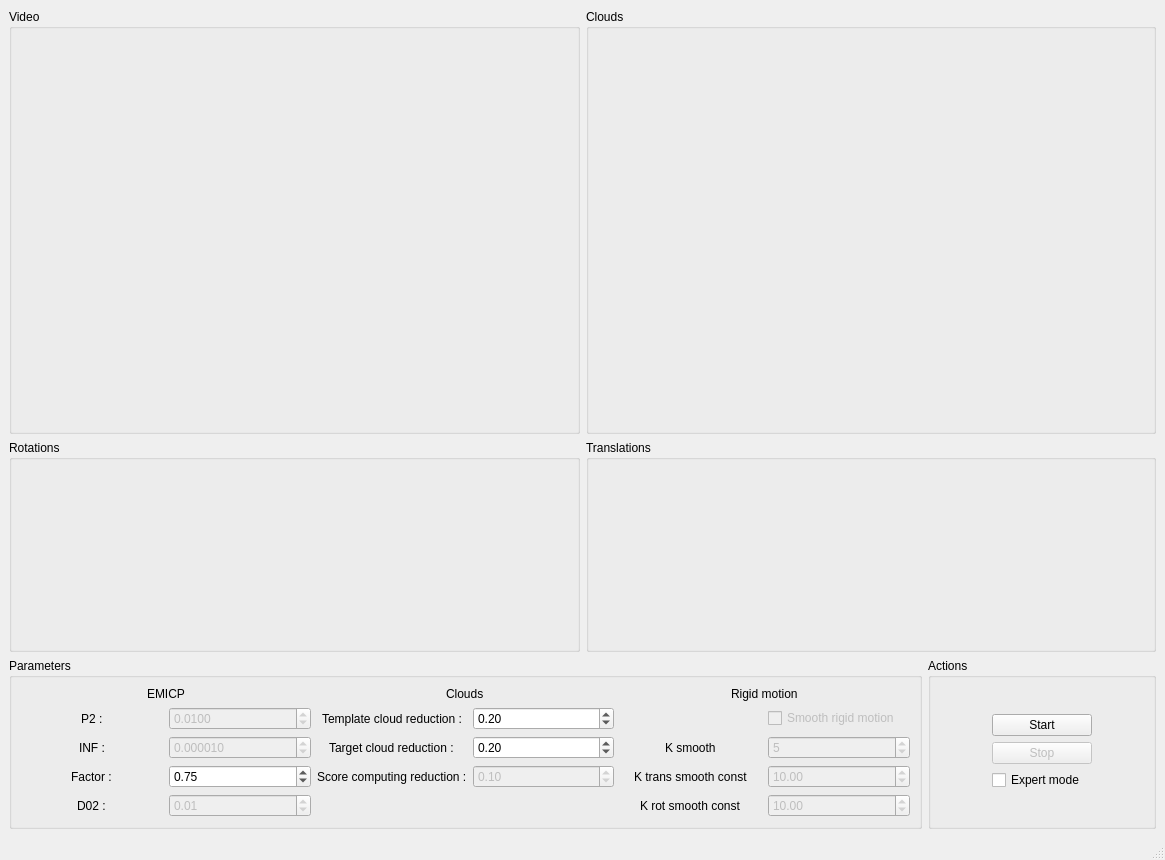
Qt form swooz-tracking/trunk/form/SWUI_WEmicpHeadTracking.ui (GuillaumeGibert/swooz) before a commit.
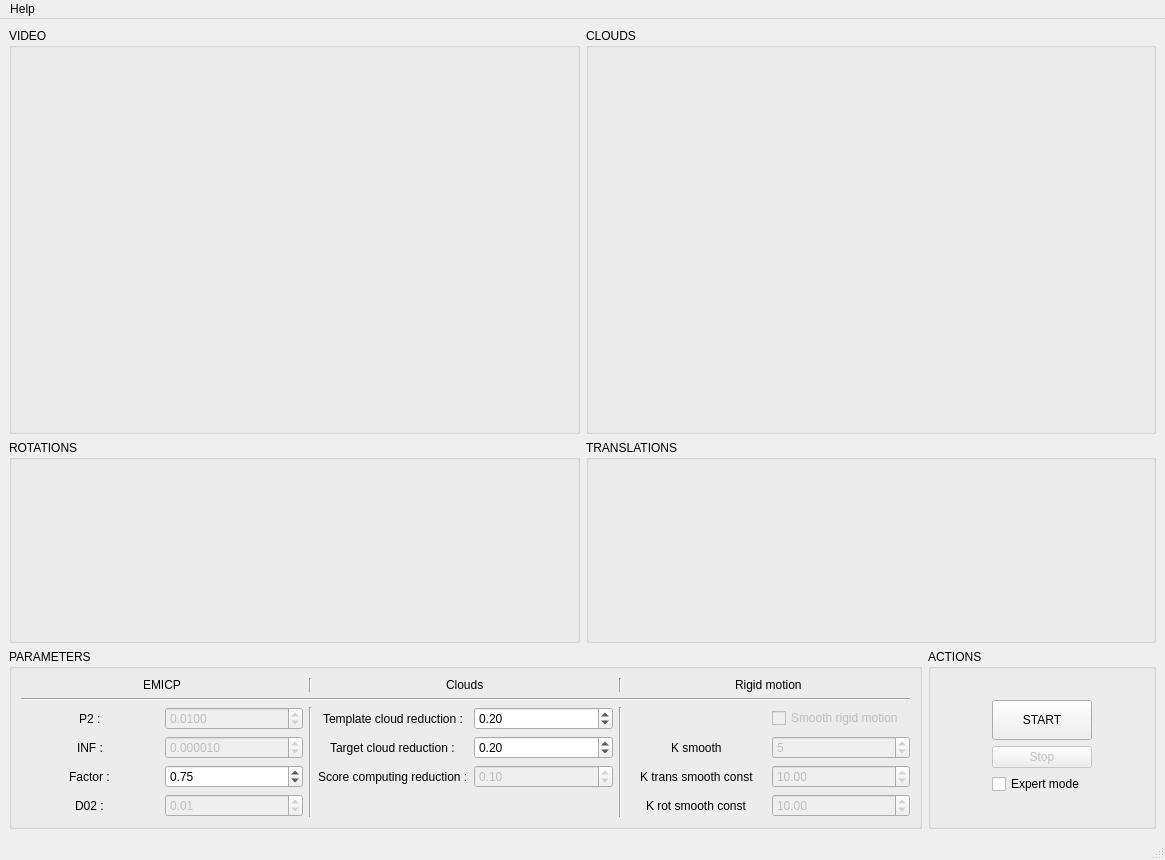
The same form after that commit.

```diff
--- a/swooz-tracking/trunk/form/SWUI_WEmicpHeadTracking.ui
+++ b/swooz-tracking/trunk/form/SWUI_WEmicpHeadTracking.ui
@@ -22,7 +22,7 @@
         <item row="0" column="1">
          <widget class="QGroupBox" name="gbClouds">
           <property name="title">
-           <string>Clouds</string>
+           <string>CLOUDS</string>
           </property>
           <layout class="QHBoxLayout" name="horizontalLayout_7">
            <item>
@@ -34,7 +34,7 @@
         <item row="0" column="0">
          <widget class="QGroupBox" name="gbVideo">
           <property name="title">
-           <string>Video</string>
+           <string>VIDEO</string>
           </property>
           <layout class="QHBoxLayout" name="horizontalLayout_3">
            <item>
@@ -46,7 +46,7 @@
         <item row="1" column="0">
          <widget class="QGroupBox" name="gbRotations">
           <property name="title">
-           <string>Rotations</string>
+           <string>ROTATIONS</string>
           </property>
           <layout class="QHBoxLayout" name="horizontalLayout_8">
            <item>
@@ -58,7 +58,7 @@
         <item row="1" column="1">
          <widget class="QGroupBox" name="gbTranslations">
           <property name="title">
-           <string>Translations</string>
+           <string>TRANSLATIONS</string>
           </property>
           <layout class="QHBoxLayout" name="horizontalLayout_9">
            <item>
@@ -74,12 +74,26 @@
         <item>
          <widget class="QGroupBox" name="gbParameters">
           <property name="title">
-           <string>Parameters</string>
+           <string>PARAMETERS</string>
           </property>
           <layout class="QGridLayout" name="gridLayout_3">
            <item row="0" column="0">
             <layout class="QGridLayout" name="glParameters">
-             <item row="1" column="5">
+             <item row="2" column="5" rowspan="4">
+              <widget class="Line" name="line_2">
+               <property name="orientation">
+                <enum>Qt::Vertical</enum>
+               </property>
+              </widget>
+             </item>
+             <item row="0" column="0" colspan="2" alignment="Qt::AlignHCenter">
+              <widget class="QLabel" name="laEMICPParams">
+               <property name="text">
+                <string>EMICP</string>
+               </property>
+              </widget>
+             </item>
+             <item row="2" column="7">
               <widget class="QCheckBox" name="cbSmoothRigidMotion">
                <property name="enabled">
                 <bool>false</bool>
@@ -92,21 +106,14 @@
                </property>
               </widget>
              </item>
-             <item row="1" column="2" alignment="Qt::AlignHCenter">
-              <widget class="QLabel" name="laTemplateCloudReduction">
-               <property name="text">
-                <string>Template cloud reduction :</string>
-               </property>
-              </widget>
-             </item>
-             <item row="2" column="2" alignment="Qt::AlignHCenter">
+             <item row="3" column="3" alignment="Qt::AlignHCenter">
               <widget class="QLabel" name="laTargetCloudReduction">
                <property name="text">
                 <string>Target cloud reduction :</string>
                </property>
               </widget>
              </item>
-             <item row="3" column="3">
+             <item row="4" column="4">
               <widget class="QDoubleSpinBox" name="dsbScoreComputingReduction">
                <property name="enabled">
                 <bool>false</bool>
@@ -122,23 +129,86 @@
                </property>
               </widget>
              </item>
-             <item row="2" column="3">
-              <widget class="QDoubleSpinBox" name="dsbTargetCloudReduction">
+             <item row="2" column="3" alignment="Qt::AlignHCenter">
+              <widget class="QLabel" name="laTemplateCloudReduction">
+               <property name="text">
+                <string>Template cloud reduction :</string>
+               </property>
+              </widget>
+             </item>
+             <item row="2" column="2" rowspan="4">
+              <widget class="Line" name="line">
+               <property name="orientation">
+                <enum>Qt::Vertical</enum>
+               </property>
+              </widget>
+             </item>
+             <item row="5" column="6" alignment="Qt::AlignHCenter">
+              <widget class="QLabel" name="laKRotSmooth">
+               <property name="text">
+                <string>K rot smooth const</string>
+               </property>
+              </widget>
+             </item>
+             <item row="5" column="7">
+              <widget class="QDoubleSpinBox" name="dsbKRotSmoothConst">
+               <property name="enabled">
+                <bool>false</bool>
+               </property>
                <property name="minimum">
-                <double>0.010000000000000</double>
-               </property>
-               <property name="maximum">
                 <double>1.000000000000000</double>
                </property>
+               <property name="maximum">
+                <double>5000.000000000000000</double>
+               </property>
                <property name="singleStep">
+                <double>10.000000000000000</double>
+               </property>
+               <property name="value">
+                <double>10.000000000000000</double>
+               </property>
+              </widget>
+             </item>
+             <item row="3" column="7">
+              <widget class="QSpinBox" name="sbKSmooth">
+               <property name="enabled">
+                <bool>false</bool>
+               </property>
+               <property name="maximum">
+                <number>50</number>
+               </property>
+               <property name="value">
+                <number>5</number>
+               </property>
+              </widget>
+             </item>
+             <item row="3" column="0" alignment="Qt::AlignHCenter">
+              <widget class="QLabel" name="laInf">
+               <property name="text">
+                <string>INF :</string>
+               </property>
+              </widget>
+             </item>
+             <item row="4" column="1">
+              <widget class="QDoubleSpinBox" name="dsbFactor">
+               <property name="enabled">
+                <bool>true</bool>
+               </property>
+               <property name="minimum">
                 <double>0.010000000000000</double>
                </property>
+               <property name="maximum">
+                <double>0.990000000000000</double>
+               </property>
+               <property name="singleStep">
+                <double>0.010000000000000</double>
+               </property>
                <property name="value">
-                <double>0.200000000000000</double>
+                <double>0.750000000000000</double>
                </property>
               </widget>
              </item>
-             <item row="1" column="1">
+             <item row="2" column="1">
               <widget class="QDoubleSpinBox" name="dsbP2">
                <property name="enabled">
                 <bool>false</bool>
@@ -160,40 +230,86 @@
                </property>
               </widget>
              </item>
-             <item row="1" column="0" alignment="Qt::AlignHCenter">
+             <item row="3" column="6" alignment="Qt::AlignHCenter">
+              <widget class="QLabel" name="laKSmooth">
+               <property name="text">
+                <string>K smooth</string>
+               </property>
+              </widget>
+             </item>
+             <item row="2" column="4">
+              <widget class="QDoubleSpinBox" name="dsbTemplateCloudReduction">
+               <property name="minimum">
+                <double>0.010000000000000</double>
+               </property>
+               <property name="maximum">
+                <double>1.000000000000000</double>
+               </property>
+               <property name="singleStep">
+                <double>0.010000000000000</double>
+               </property>
+               <property name="value">
+                <double>0.200000000000000</double>
+               </property>
+              </widget>
+             </item>
+             <item row="3" column="4">
+              <widget class="QDoubleSpinBox" name="dsbTargetCloudReduction">
+               <property name="minimum">
+                <double>0.010000000000000</double>
+               </property>
+               <property name="maximum">
+                <double>1.000000000000000</double>
+               </property>
+               <property name="singleStep">
+                <double>0.010000000000000</double>
+               </property>
+               <property name="value">
+                <double>0.200000000000000</double>
+               </property>
+              </widget>
+             </item>
+             <item row="4" column="3" alignment="Qt::AlignHCenter">
+              <widget class="QLabel" name="laScoreComputingReduction">
+               <property name="text">
+                <string>Score computing reduction :</string>
+               </property>
+              </widget>
+             </item>
+             <item row="4" column="6" alignment="Qt::AlignHCenter">
+              <widget class="QLabel" name="laKTransConst">
+               <property name="text">
+                <string>K trans smooth const</string>
+               </property>
+              </widget>
+             </item>
+             <item row="4" column="7">
+              <widget class="QDoubleSpinBox" name="dsbKTransSmoothConst">
+               <property name="enabled">
+                <bool>false</bool>
+               </property>
+               <property name="minimum">
+                <double>1.000000000000000</double>
+               </property>
+               <property name="maximum">
+                <double>5000.000000000000000</double>
+               </property>
+               <property name="singleStep">
+                <double>10.000000000000000</double>
+               </property>
+               <property name="value">
+                <double>10.000000000000000</double>
+               </property>
+              </widget>
+             </item>
+             <item row="2" column="0" alignment="Qt::AlignHCenter">
               <widget class="QLabel" name="laP2">
                <property name="text">
                 <string>P2 :</string>
                </property>
               </widget>
              </item>
-             <item row="0" column="0" colspan="2" alignment="Qt::AlignHCenter">
-              <widget class="QLabel" name="laEMICPParams">
-               <property name="text">
-                <string>EMICP</string>
-               </property>
-              </widget>
-             </item>
              <item row="3" column="1">
-              <widget class="QDoubleSpinBox" name="dsbFactor">
-               <property name="enabled">
-                <bool>true</bool>
-               </property>
-               <property name="minimum">
-                <double>0.010000000000000</double>
-               </property>
-               <property name="maximum">
-                <double>0.990000000000000</double>
-               </property>
-               <property name="singleStep">
-                <double>0.010000000000000</double>
-               </property>
-               <property name="value">
-                <double>0.750000000000000</double>
-               </property>
-              </widget>
-             </item>
-             <item row="2" column="1">
               <widget class="QDoubleSpinBox" name="dsbINF">
                <property name="enabled">
                 <bool>false</bool>
@@ -215,28 +331,21 @@
                </property>
               </widget>
              </item>
-             <item row="3" column="0" alignment="Qt::AlignHCenter">
-              <widget class="QLabel" name="laFactor">
+             <item row="0" column="3" colspan="2" alignment="Qt::AlignHCenter">
+              <widget class="QLabel" name="laCloudsParams">
                <property name="text">
-                <string>Factor :</string>
+                <string>Clouds</string>
                </property>
               </widget>
              </item>
-             <item row="2" column="0" alignment="Qt::AlignHCenter">
-              <widget class="QLabel" name="laInf">
-               <property name="text">
-                <string>INF :</string>
-               </property>
-              </widget>
-             </item>
-             <item row="4" column="0" alignment="Qt::AlignHCenter">
+             <item row="5" column="0" alignment="Qt::AlignHCenter">
               <widget class="QLabel" name="laD02">
                <property name="text">
                 <string>D02 :</string>
                </property>
               </widget>
              </item>
-             <item row="4" column="1">
+             <item row="5" column="1">
               <widget class="QDoubleSpinBox" name="dsbD02">
                <property name="enabled">
                 <bool>false</bool>
@@ -252,112 +361,38 @@
                </property>
               </widget>
              </item>
-             <item row="1" column="3">
-              <widget class="QDoubleSpinBox" name="dsbTemplateCloudReduction">
-               <property name="minimum">
-                <double>0.010000000000000</double>
-               </property>
-               <property name="maximum">
-                <double>1.000000000000000</double>
-               </property>
-               <property name="singleStep">
-                <double>0.010000000000000</double>
-               </property>
-               <property name="value">
-                <double>0.200000000000000</double>
-               </property>
-              </widget>
-             </item>
-             <item row="3" column="2" alignment="Qt::AlignHCenter">
-              <widget class="QLabel" name="laScoreComputingReduction">
+             <item row="4" column="0" alignment="Qt::AlignHCenter">
+              <widget class="QLabel" name="laFactor">
                <property name="text">
-                <string>Score computing reduction :</string>
+                <string>Factor :</string>
                </property>
               </widget>
              </item>
-             <item row="0" column="2" colspan="2" alignment="Qt::AlignHCenter">
-              <widget class="QLabel" name="laCloudsParams">
-               <property name="text">
-                <string>Clouds</string>
-               </property>
-              </widget>
-             </item>
-             <item row="2" column="4" alignment="Qt::AlignHCenter">
-              <widget class="QLabel" name="laKSmooth">
-               <property name="text">
-                <string>K smooth</string>
-               </property>
-              </widget>
-             </item>
-             <item row="0" column="4" colspan="2" alignment="Qt::AlignHCenter|Qt::AlignVCenter">
+             <item row="0" column="6" colspan="2" alignment="Qt::AlignHCenter|Qt::AlignVCenter">
               <widget class="QLabel" name="laRigidMotion">
                <property name="text">
                 <string>Rigid motion</string>
                </property>
               </widget>
              </item>
-             <item row="2" column="5">
-              <widget class="QSpinBox" name="sbKSmooth">
-               <property name="enabled">
-                <bool>false</bool>
+             <item row="1" column="0" colspan="8">
+              <widget class="Line" name="line_3">
+               <property name="orientation">
+                <enum>Qt::Horizontal</enum>
                </property>
-               <property name="maximum">
-                <number>50</number>
-               </property>
-               <property name="value">
-                <number>5</number>
-               </property>
               </widget>
              </item>
-             <item row="3" column="5">
-              <widget class="QDoubleSpinBox" name="dsbKTransSmoothConst">
-               <property name="enabled">
-                <bool>false</bool>
+             <item row="0" column="2">
+              <widget class="Line" name="line_4">
+               <property name="orientation">
+                <enum>Qt::Vertical</enum>
                </property>
-               <property name="minimum">
-                <double>1.000000000000000</double>
-               </property>
-               <property name="maximum">
-                <double>5000.000000000000000</double>
-               </property>
-               <property name="singleStep">
-                <double>10.000000000000000</double>
-               </property>
-               <property name="value">
-                <double>10.000000000000000</double>
-               </property>
               </widget>
              </item>
-             <item row="4" column="5">
-              <widget class="QDoubleSpinBox" name="dsbKRotSmoothConst">
-               <property name="enabled">
-                <bool>false</bool>
-               </property>
-               <property name="minimum">
-                <double>1.000000000000000</double>
-               </property>
-               <property name="maximum">
-                <double>5000.000000000000000</double>
-               </property>
-               <property name="singleStep">
-                <double>10.000000000000000</double>
-               </property>
-               <property name="value">
-                <double>10.000000000000000</double>
-               </property>
-              </widget>
-             </item>
-             <item row="3" column="4" alignment="Qt::AlignHCenter">
-              <widget class="QLabel" name="laKTransConst">
-               <property name="text">
-                <string>K trans smooth const</string>
-               </property>
-              </widget>
-             </item>
-             <item row="4" column="4" alignment="Qt::AlignHCenter">
-              <widget class="QLabel" name="laKRotSmooth">
-               <property name="text">
-                <string>K rot smooth const</string>
+             <item row="0" column="5">
+              <widget class="Line" name="line_5">
+               <property name="orientation">
+                <enum>Qt::Vertical</enum>
                </property>
               </widget>
              </item>
@@ -369,7 +404,7 @@
         <item>
          <widget class="QGroupBox" name="gbActions">
           <property name="title">
-           <string>Actions</string>
+           <string>ACTIONS</string>
           </property>
           <layout class="QGridLayout" name="gridLayout_2">
            <item row="0" column="0">
@@ -395,11 +430,11 @@
                <property name="maximumSize">
                 <size>
                  <width>100</width>
-                 <height>16777215</height>
+                 <height>40</height>
                 </size>
                </property>
                <property name="text">
-                <string>Start</string>
+                <string>START</string>
                </property>
               </widget>
              </item>
@@ -430,8 +465,40 @@
      <height>21</height>
     </rect>
    </property>
+   <widget class="QMenu" name="menuHelp">
+    <property name="title">
+     <string>Help</string>
+    </property>
+    <addaction name="actionAbout"/>
+    <addaction name="actionOnline_documentation"/>
+   </widget>
+   <addaction name="menuHelp"/>
   </widget>
   <widget class="QStatusBar" name="statusbar"/>
+  <action name="actionExit">
+   <property name="text">
+    <string>Exit</string>
+   </property>
+   <property name="shortcut">
+    <string>Ctrl+Q</string>
+   </property>
+  </action>
+  <action name="actionAbout">
+   <property name="text">
+    <string>About</string>
+   </property>
+   <property name="shortcut">
+    <string>Ctrl+A</string>
+   </property>
+  </action>
+  <action name="actionOnline_documentation">
+   <property name="text">
+    <string>Online documentation</string>
+   </property>
+   <property name="shortcut">
+    <string>Ctrl+D</string>
+   </property>
+  </action>
  </widget>
  <tabstops>
   <tabstop>dsbP2</tabstop>
```
